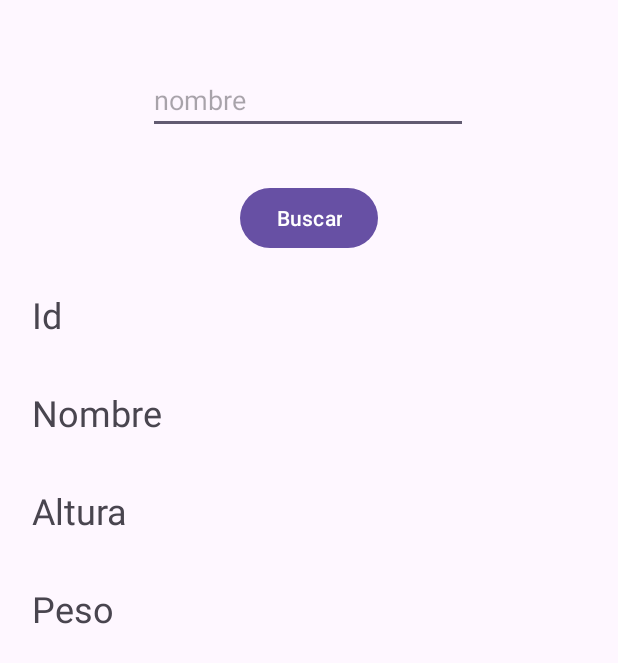
After one commit to WINDOWEXPRESS/ASPracticas, an Android app: the BuscarInfoPokemon screen opened directly, with no data from a screen before it, on a phone screen of 412 x 824 dp. The commit adds this screen. Shown: the top 663 px of the screen. Run offline under Robolectric (Android 15) with nearby library versions, the phone set to English and light mode, and no system bars.

Commit message:
subir ejemplos de api en insti

```diff
--- a/app/build.gradle.kts
+++ b/app/build.gradle.kts
@@ -41,4 +41,7 @@ dependencies {
     testImplementation("junit:junit:4.13.2")
     androidTestImplementation("androidx.test.ext:junit:1.1.5")
     androidTestImplementation("androidx.test.espresso:espresso-core:3.5.1")
+
+    implementation ("com.squareup.retrofit2:retrofit:2.9.0")
+    implementation ("com.squareup.retrofit2:converter-gson:2.9.0")
 }
--- a/app/src/main/java/com/example/aspracticas/ut06/ejemplos/navidad/u6e_navidad_Lista.java
+++ b/app/src/main/java/com/example/aspracticas/ut06/ejemplos/navidad/u6e_navidad_Lista.java
@@ -27,7 +27,7 @@ public class u6e_navidad_Lista extends AppCompatActivity {
         reyclerViewUser.setLayoutManager(layoutManager);
 
         //adapter = new DulcesNavidadAdapter(Arrays.asList(DulcesNavidad.generarDulcesNavidad(20)));
-        adapter = new DulcesNavidadAdapter(Arrays.asList(DulcesNavidad.generarDulcesNavidad(20)),getApplicationContext());
+        adapter = new DulcesNavidadAdapter(Arrays.asList(DulcesNavidad.generarDulcesNavidad(20)),this.getApplicationContext());
 
         reyclerViewUser.setAdapter(adapter);
 
--- /dev/null
+++ b/app/src/main/java/com/example/aspracticas/ut9/ejemplos/pokeapi/datos/BuscarInfoPokemon.java
@@ -0,0 +1,52 @@
+package com.example.aspracticas.ut9.ejemplos.pokeapi.datos;
+
+import androidx.appcompat.app.AppCompatActivity;
+
+import android.os.Bundle;
+import android.view.View;
+import android.widget.Toast;
+
+import com.example.aspracticas.R;
+import com.example.aspracticas.databinding.U9eActivityBuscarInfoPokemonBinding;
+
+import retrofit2.Call;
+import retrofit2.Callback;
+import retrofit2.Response;
+
+public class BuscarInfoPokemon extends AppCompatActivity {
+
+    U9eActivityBuscarInfoPokemonBinding binding;
+    @Override
+    protected void onCreate(Bundle savedInstanceState) {
+        super.onCreate(savedInstanceState);
+        //setContentView(R.layout.u9e_activity_buscar_info_pokemon);
+        binding = U9eActivityBuscarInfoPokemonBinding.inflate(getLayoutInflater());
+        View view = binding.getRoot();
+        setContentView(view);
+
+        binding.u9eButtonBuscar.setOnClickListener(view1 -> {
+            PedicionPokemon pedicion = PedicionPokemon.getInstancia();
+
+            Call<PojoPokemon> llamada = pedicion.getPokemonApi().getCharacter(binding.u9eEditTTNombre.getText().toString());
+            llamada.enqueue(new Callback<PojoPokemon>() {
+                @Override
+                public void onResponse(Call<PojoPokemon> call, Response<PojoPokemon> response) {
+                    PojoPokemon pokemon = response.body();
+                    binding.u9eTextVId.setText(pokemon.getId()+"");
+                    binding.u9eTextVNombre.setText(pokemon.getName());
+                    binding.u9eTextVAltura.setText(pokemon.getHeight()+"");
+                    binding.u9eTextVPeso.setText(pokemon.getWeight()+"");
+                    System.out.println(pokemon.getId());
+                    System.out.println(pokemon.getName());
+                    System.out.println(pokemon.getHeight());
+
+                }
+
+                @Override
+                public void onFailure(Call<PojoPokemon> call, Throwable t) {
+                    Toast.makeText(getApplicationContext(),"Pokemon no encontrado",Toast.LENGTH_LONG).show();
+                }
+            });
+        });
+    }
+}
--- /dev/null
+++ b/app/src/main/res/layout/u9e_activity_buscar_info_pokemon.xml
@@ -0,0 +1,101 @@
+<?xml version="1.0" encoding="utf-8"?>
+<androidx.constraintlayout.widget.ConstraintLayout xmlns:android="http://schemas.android.com/apk/res/android"
+    xmlns:app="http://schemas.android.com/apk/res-auto"
+    xmlns:tools="http://schemas.android.com/tools"
+    android:layout_width="match_parent"
+    android:layout_height="match_parent"
+    tools:context=".ut9.ejemplos.pokeapi.datos.BuscarInfoPokemon">
+
+    <EditText
+        android:id="@+id/u9e_editTT_nombre"
+        android:layout_width="wrap_content"
+        android:layout_height="wrap_content"
+        android:layout_marginTop="44dp"
+        android:ems="10"
+        android:hint="nombre"
+        android:inputType="text"
+        app:layout_constraintEnd_toEndOf="parent"
+        app:layout_constraintHorizontal_bias="0.497"
+        app:layout_constraintStart_toStartOf="parent"
+        app:layout_constraintTop_toTopOf="parent" />
+
+    <Button
+        android:id="@+id/u9e_button_buscar"
+        android:layout_width="wrap_content"
+        android:layout_height="wrap_content"
+        android:layout_marginTop="32dp"
+        android:text="Buscar"
+        app:layout_constraintEnd_toEndOf="@+id/u9e_editTT_nombre"
+        app:layout_constraintHorizontal_bias="0.504"
+        app:layout_constraintStart_toStartOf="@+id/u9e_editTT_nombre"
+        app:layout_constraintTop_toBottomOf="@+id/u9e_editTT_nombre" />
+
+    <LinearLayout
+        android:layout_width="409dp"
+        android:layout_height="560dp"
+        android:layout_marginTop="24dp"
+        android:orientation="vertical"
+        android:paddingLeft="20dp"
+        android:paddingRight="20dp"
+        app:layout_constraintEnd_toEndOf="parent"
+        app:layout_constraintStart_toStartOf="parent"
+        app:layout_constraintTop_toBottomOf="@+id/u9e_button_buscar">
+
+        <TextView
+            android:id="@+id/u9e_textV_infoId"
+            android:layout_width="match_parent"
+            android:layout_height="wrap_content"
+            android:text="Id"
+            android:textSize="24sp" />
+
+        <TextView
+            android:id="@+id/u9e_textV_id"
+            android:layout_width="match_parent"
+            android:layout_height="wrap_content"
+            android:textAlignment="center"
+            android:textSize="24sp" />
+
+        <TextView
+            android:id="@+id/u9e_textV_infoNombre"
+            android:layout_width="match_parent"
+            android:layout_height="wrap_content"
+            android:text="Nombre"
+            android:textSize="24sp" />
+
+        <TextView
+            android:id="@+id/u9e_textV_Nombre"
+            android:layout_width="match_parent"
+            android:layout_height="wrap_content"
+            android:textAlignment="center"
+            android:textSize="24sp" />
+
+        <TextView
+            android:id="@+id/u9e_textV_infoAltura"
+            android:layout_width="match_parent"
+            android:layout_height="wrap_content"
+            android:text="Altura"
+            android:textSize="24sp" />
+
+        <TextView
+            android:id="@+id/u9e_textV_altura"
+            android:layout_width="match_parent"
+            android:layout_height="wrap_content"
+            android:textAlignment="center"
+            android:textSize="24sp" />
+
+        <TextView
+            android:id="@+id/u9e_textV_infoPeso"
+            android:layout_width="match_parent"
+            android:layout_height="wrap_content"
+            android:text="Peso"
+            android:textSize="24sp" />
+
+        <TextView
+            android:id="@+id/u9e_textV_peso"
+            android:layout_width="match_parent"
+            android:layout_height="wrap_content"
+            android:textAlignment="center"
+            android:textSize="24sp" />
+
+    </LinearLayout>
+</androidx.constraintlayout.widget.ConstraintLayout>
--- a/build.gradle.kts
+++ b/build.gradle.kts
@@ -1,4 +1,4 @@
 // Top-level build file where you can add configuration options common to all sub-projects/modules.
 plugins {
-    id("com.android.application") version "8.1.1" apply false
+    id("com.android.application") version "8.1.2" apply false
 }
```
Also changed, not shown: app/src/main/AndroidManifest.xml (+12 -0 lines), app/src/main/java/com/example/aspracticas/ut06/ejemplos/navidad/DulcesNavidadAdapter.java (+9 -6 lines), app/src/main/java/com/example/aspracticas/ut9/ejemplos/pokeapi/datos/PedicionPokemon.java (added, +29 -0 lines), app/src/main/java/com/example/aspracticas/ut9/ejemplos/pokeapi/datos/PojoPokemon.java (added, +34 -0 lines), app/src/main/java/com/example/aspracticas/ut9/ejemplos/pokeapi/datos/PokemonApi.java (added, +12 -0 lines).
